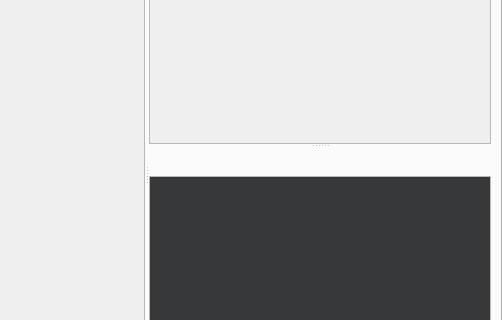
First picture: the form in src/qmqttviewer.ui, repository kwakobo/qmqttviewer, before the edit; both pictures show x 208 to 710 and y 166 to 486 of the 710 by 597 pixel window.
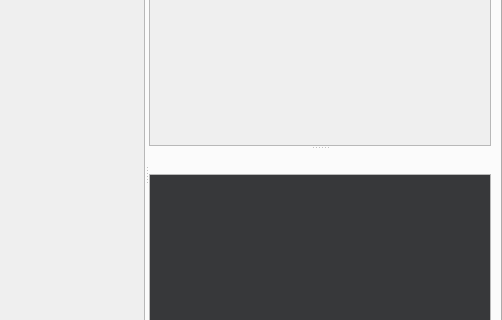
Second picture: the form after the edit. The open tabs and pages were chosen to show the change.

Commit message: Update topic text font

Diff of the .ui file:
```diff
--- a/src/qmqttviewer.ui
+++ b/src/qmqttviewer.ui
@@ -313,13 +313,31 @@
                 </property>
                 <item>
                  <widget class="QLabel" name="messageTopic">
+                  <property name="font">
+                   <font>
+                    <family>Consolas</family>
+                    <bold>true</bold>
+                   </font>
+                  </property>
+                  <property name="margin">
+                   <number>3</number>
+                  </property>
                   <property name="textInteractionFlags">
                    <set>Qt::LinksAccessibleByMouse|Qt::TextSelectableByMouse</set>
                   </property>
                  </widget>
                 </item>
                 <item>
-                 <widget class="QLabel" name="messageTime"/>
+                 <widget class="QLabel" name="messageTime">
+                  <property name="font">
+                   <font>
+                    <pointsize>7</pointsize>
+                   </font>
+                  </property>
+                  <property name="margin">
+                   <number>3</number>
+                  </property>
+                 </widget>
                 </item>
                 <item>
                  <widget class="QTextEdit" name="messageText">
```
